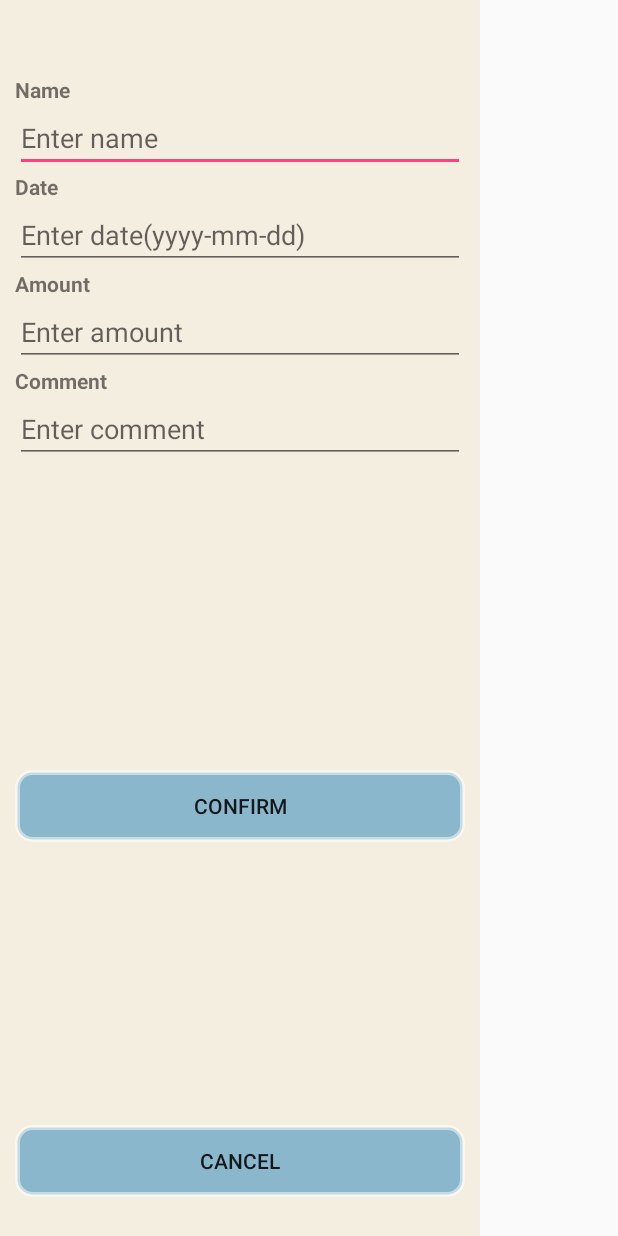
After one commit to alisajedi/yipu1-SubBook, an Android app: the layout edit_dialog.xml on its own in the app's theme, with its tools: preview values and no code run, on a phone screen of 412 x 824 dp. The commit adds this screen. Run offline under Robolectric (Android 15) with nearby library versions, the phone set to English and light mode, and no system bars.

Commit message:
Assignment 1

```diff
--- a/yipu1SubBook/app/src/main/java/com/example/yipu1_subbook/CreateDialog.java
+++ b/yipu1SubBook/app/src/main/java/com/example/yipu1_subbook/CreateDialog.java
@@ -112,6 +112,4 @@ public class CreateDialog extends Dialog {
             return true;
         }
     }
-
-
 }
--- a/yipu1SubBook/app/src/main/java/com/example/yipu1_subbook/EditDialog.java
+++ b/yipu1SubBook/app/src/main/java/com/example/yipu1_subbook/EditDialog.java
@@ -54,7 +54,7 @@ public class EditDialog extends Dialog {
     @Override
     protected void onCreate(Bundle SaveInstanceState) {
         super.onCreate(SaveInstanceState);
-        setContentView(R.layout.create_dialog);
+        setContentView(R.layout.edit_dialog);
         initView();
         setListener();
     }
--- a/yipu1SubBook/app/src/main/java/com/example/yipu1_subbook/MainActivity.java
+++ b/yipu1SubBook/app/src/main/java/com/example/yipu1_subbook/MainActivity.java
@@ -76,20 +76,21 @@ public class MainActivity extends Activity {
             }
         });
 
-        final CreateDialog createDialog = new CreateDialog(this, new CreateDialog.onDialogListener() {
-            @Override
-            public void onEnsure(String name, String date, String amount, String comment) {
-                Subscription subscription = new Subscription(name, date, amount, comment);
-                subscriptionList.add(subscription);
-                FileUtils.saveInFile(MainActivity.this,subscriptionList);
-                adapter.notifyDataSetChanged();
-                updateTotalAmount();
-            }
-        });
+
 
         addButton.setOnClickListener(new View.OnClickListener() {
             @Override
             public void onClick(View v) {
+                 CreateDialog createDialog = new CreateDialog(MainActivity.this, new CreateDialog.onDialogListener() {
+                    @Override
+                    public void onEnsure(String name, String date, String amount, String comment) {
+                        Subscription subscription = new Subscription(name, date, amount, comment);
+                        subscriptionList.add(subscription);
+                        FileUtils.saveInFile(MainActivity.this,subscriptionList);
+                        adapter.notifyDataSetChanged();
+                        updateTotalAmount();
+                    }
+                });
                 createDialog.show();
 
             }
--- a/yipu1SubBook/app/src/main/java/com/example/yipu1_subbook/ShowDetailsActivity.java
+++ b/yipu1SubBook/app/src/main/java/com/example/yipu1_subbook/ShowDetailsActivity.java
@@ -89,7 +89,6 @@ public class ShowDetailsActivity extends AppCompatActivity {
                 subscription.setDate(date);
                 subscription.setAmount(Float.valueOf(amount));
                 subscription.setComment(comment);
-                subscriptionList.add(subscription);
                 FileUtils.saveInFile(ShowDetailsActivity.this,subscriptionList);
                 updateText();
             }
--- a/yipu1SubBook/app/src/main/java/com/example/yipu1_subbook/Subscription.java
+++ b/yipu1SubBook/app/src/main/java/com/example/yipu1_subbook/Subscription.java
@@ -68,7 +68,7 @@ public class Subscription implements Serializable {
 
     //Returns a string containing subscription name, date and amount.
     public String toString() {
-        //return String.format("%-20s | %-15s | %-10.2f | %-30s", name, date, amount, comment);
-        return (name + "\n" + date + "\n$" + amount);
+        return String.format("%-20s\n%-15s\n$%-10.2f", name, date, amount);
+        //return (name + "\n" + date + "\n$" amount);
     }
 }
--- /dev/null
+++ b/yipu1SubBook/app/src/main/res/layout/edit_dialog.xml
@@ -0,0 +1,131 @@
+<?xml version="1.0" encoding="utf-8"?>
+<android.support.constraint.ConstraintLayout xmlns:android="http://schemas.android.com/apk/res/android"
+    xmlns:app="http://schemas.android.com/apk/res-auto"
+    xmlns:tools="http://schemas.android.com/tools"
+    android:layout_centerHorizontal="true"
+    android:layout_width="320dp"
+    android:layout_height="match_parent"
+    android:background="@color/colorDialog"
+    android:padding="10dp">
+
+    <Button
+        android:id="@+id/button_confirm"
+        android:layout_width="match_parent"
+        android:layout_height="wrap_content"
+        android:layout_marginBottom="8dp"
+        android:layout_marginTop="24dp"
+        android:background="@drawable/button"
+        android:text="Confirm"
+        app:layout_constraintBottom_toTopOf="@+id/button_cancel"
+        app:layout_constraintEnd_toEndOf="parent"
+        app:layout_constraintStart_toStartOf="parent"
+        app:layout_constraintTop_toBottomOf="@+id/editText_Comment" />
+
+    <Button
+        android:id="@+id/button_cancel"
+        android:layout_width="match_parent"
+        android:layout_height="wrap_content"
+        android:layout_marginBottom="16dp"
+        android:background="@drawable/button"
+        android:text="Cancel"
+        app:layout_constraintBottom_toBottomOf="parent"
+        app:layout_constraintEnd_toEndOf="parent"
+        app:layout_constraintHorizontal_bias="0.0"
+        app:layout_constraintStart_toStartOf="parent" />
+
+    <EditText
+        android:id="@+id/editText_Name"
+        android:layout_width="fill_parent"
+        android:layout_height="wrap_content"
+        android:ems="10"
+        android:hint="Enter name"
+        android:inputType="textPersonName"
+        app:layout_constraintStart_toStartOf="parent"
+        app:layout_constraintTop_toBottomOf="@+id/textView2" />
+
+    <EditText
+        android:id="@+id/editText_Date"
+        android:layout_width="fill_parent"
+        android:layout_height="wrap_content"
+        android:ems="10"
+        android:hint="Enter date(yyyy-mm-dd)"
+        android:inputType="date"
+        app:layout_constraintStart_toStartOf="parent"
+        app:layout_constraintTop_toBottomOf="@+id/textView3" />
+
+    <EditText
+        android:id="@+id/editText_Amount"
+        android:layout_width="fill_parent"
+        android:layout_height="wrap_content"
+        android:ems="10"
+        android:hint="Enter amount"
+        android:inputType="numberDecimal"
+        app:layout_constraintStart_toStartOf="parent"
+        app:layout_constraintTop_toBottomOf="@+id/textView4" />
+
+    <EditText
+        android:id="@+id/editText_Comment"
+        android:layout_width="fill_parent"
+        android:layout_height="wrap_content"
+        android:ems="10"
+        android:hint="Enter comment"
+        android:inputType="textPersonName"
+        app:layout_constraintStart_toStartOf="parent"
+        app:layout_constraintTop_toBottomOf="@+id/textView5" />
+
+    <TextView
+        android:id="@+id/textView_Title"
+        android:layout_width="219dp"
+        android:layout_height="40dp"
+        app:layout_constraintStart_toStartOf="parent"
+        app:layout_constraintTop_toTopOf="parent" />
+
+    <TextView
+        android:id="@+id/textView"
+        android:layout_width="fill_parent"
+        android:layout_height="wrap_content"
+        android:layout_marginEnd="20dp"
+        android:layout_marginLeft="20dp"
+        android:layout_marginStart="20dp"
+        android:gravity="center_horizontal"
+        android:text=""
+        android:textSize="30sp"
+
+        />
+
+    <TextView
+        android:id="@+id/textView2"
+        android:layout_width="wrap_content"
+        android:layout_height="wrap_content"
+        android:text="Name"
+        android:textStyle="bold"
+        app:layout_constraintStart_toStartOf="parent"
+        app:layout_constraintTop_toBottomOf="@+id/textView_Title" />
+
+    <TextView
+        android:id="@+id/textView3"
+        android:layout_width="wrap_content"
+        android:layout_height="wrap_content"
+        android:text="Date"
+        android:textStyle="bold"
+        app:layout_constraintStart_toStartOf="parent"
+        app:layout_constraintTop_toBottomOf="@+id/editText_Name" />
+
+    <TextView
+        android:id="@+id/textView4"
+        android:layout_width="wrap_content"
+        android:layout_height="wrap_content"
+        android:text="Amount"
+        android:textStyle="bold"
+        app:layout_constraintStart_toStartOf="parent"
+        app:layout_constraintTop_toBottomOf="@+id/editText_Date" />
+
+    <TextView
+        android:id="@+id/textView5"
+        android:layout_width="wrap_content"
+        android:layout_height="wrap_content"
+        android:text="Comment"
+        android:textStyle="bold"
+        app:layout_constraintStart_toStartOf="parent"
+        app:layout_constraintTop_toBottomOf="@+id/editText_Amount" />
+</android.support.constraint.ConstraintLayout>
```
Also changed, not shown: 1 other file.
